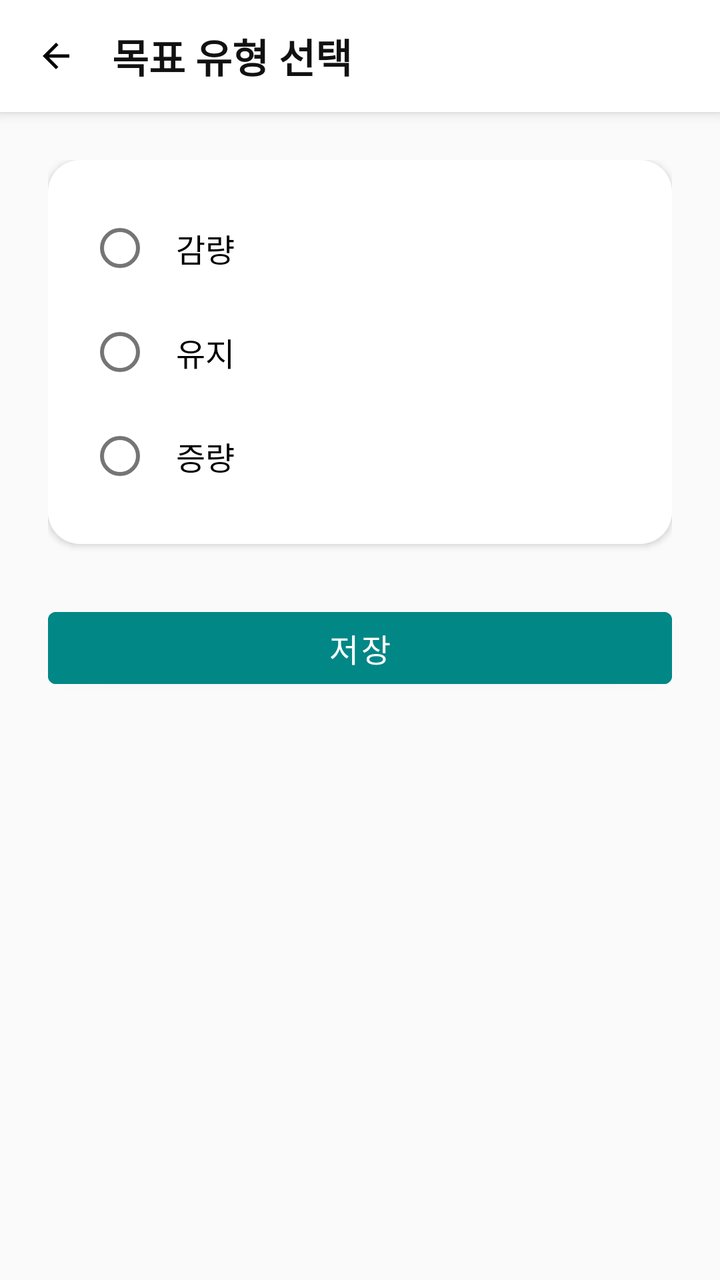
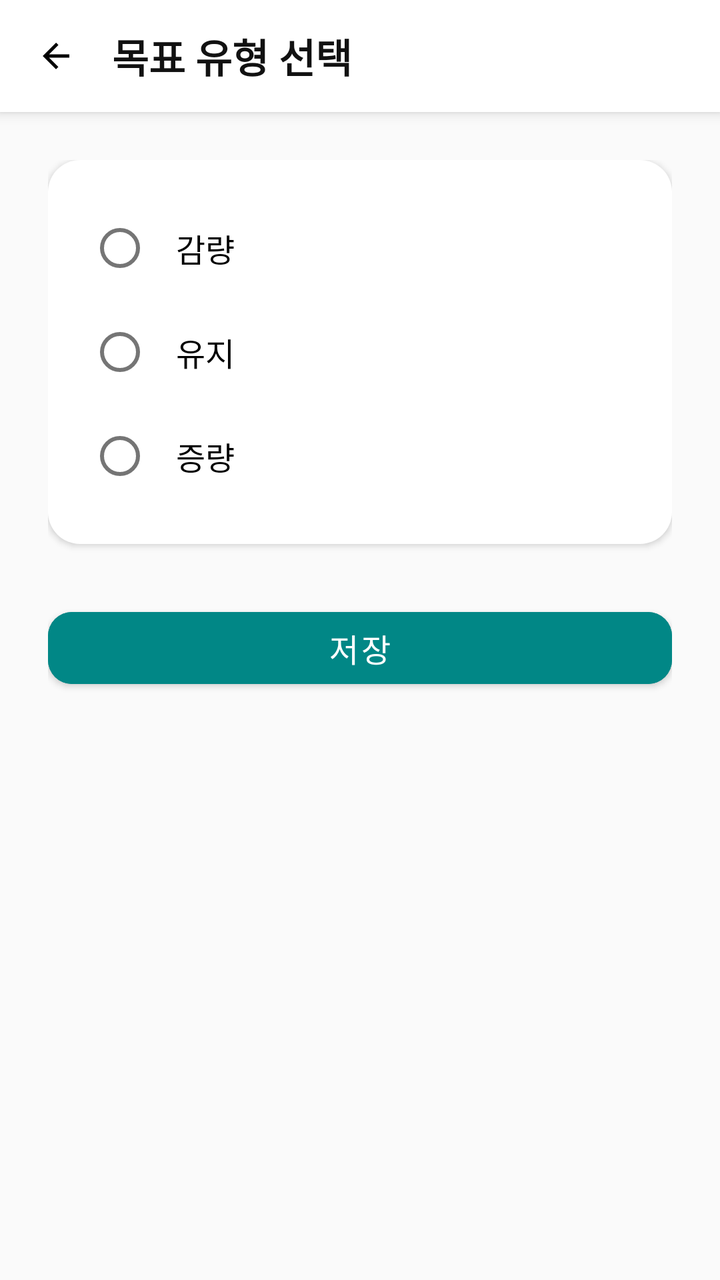

The first picture is an Android layout as it rendered before a commit; the second is the same layout after the commit. The layout source and the unified diff follow.
<!-- AndroidManifest.xml: application theme Theme.GJGN -->
<!-- res/layout/activity_goal_type.xml -->
<?xml version="1.0" encoding="utf-8"?>
<LinearLayout xmlns:android="http://schemas.android.com/apk/res/android"
    android:layout_width="match_parent"
    android:layout_height="match_parent"
    android:orientation="vertical"
    android:background="#FAFAFA">

    
    <LinearLayout
        android:layout_width="match_parent"
        android:layout_height="56dp"
        android:orientation="horizontal"
        android:gravity="center_vertical"
        android:paddingStart="12dp"
        android:paddingEnd="12dp"
        android:background="@android:color/white"
        android:elevation="4dp">

        <ImageView
            android:id="@+id/btnBack"
            android:layout_width="32dp"
            android:layout_height="32dp"
            android:src="@drawable/ic_arrow_back"
            android:padding="6dp"
            android:background="?attr/selectableItemBackgroundBorderless" />

        <TextView
            android:text="목표 유형 선택"
            android:textSize="20sp"
            android:textStyle="bold"
            android:textColor="#111111"
            android:layout_marginStart="12dp"
            android:layout_width="wrap_content"
            android:layout_height="wrap_content" />
    </LinearLayout>


    
    <ScrollView
        android:layout_width="match_parent"
        android:layout_height="match_parent"
        android:fillViewport="true">

        <LinearLayout
            android:layout_width="match_parent"
            android:layout_height="wrap_content"
            android:padding="24dp"
            android:orientation="vertical">

            
            <LinearLayout
                android:layout_width="match_parent"
                android:layout_height="wrap_content"
                android:background="@drawable/bg_card"
                android:elevation="2dp"
                android:padding="20dp"
                android:orientation="vertical">

                
                <RadioGroup
                    android:id="@+id/rgGoalType"
                    android:layout_width="match_parent"
                    android:layout_height="wrap_content"
                    android:orientation="vertical">

                    <RadioButton
                        android:id="@+id/rbLoseWeight"
                        android:text="감량"
                        android:textSize="16sp"
                        android:padding="12dp"
                        android:layout_width="match_parent"
                        android:layout_height="wrap_content" />

                    <RadioButton
                        android:id="@+id/rbMaintainWeight"
                        android:text="유지"
                        android:textSize="16sp"
                        android:padding="12dp"
                        android:layout_marginTop="4dp"
                        android:layout_width="match_parent"
                        android:layout_height="wrap_content" />

                    <RadioButton
                        android:id="@+id/rbGainWeight"
                        android:text="증량"
                        android:textSize="16sp"
                        android:padding="12dp"
                        android:layout_marginTop="4dp"
                        android:layout_width="match_parent"
                        android:layout_height="wrap_content" />

                </RadioGroup>
            </LinearLayout>

            
            <com.google.android.material.button.MaterialButton
                android:id="@+id/btnSaveGoalType"
                android:layout_width="match_parent"
                android:layout_height="48dp"
                android:text="저장"
                android:textSize="16sp"
                android:textColor="@android:color/white"
                android:backgroundTint="@color/teal_700"
                android:cornerRadius="12dp"
                android:layout_marginTop="28dp" />

        </LinearLayout>
    </ScrollView>

</LinearLayout>
<!-- resources referenced by this layout -->
<resources>
  <color name="teal_700">#FF018786</color>
  <!-- drawable bg_card (drawable) -->
  <shape xmlns:android="http://schemas.android.com/apk/res/android">
      <solid android:color="@android:color/white"/>
      <corners android:radius="16dp"/>
  </shape>
  <!-- drawable ic_arrow_back (drawable) -->
  <vector xmlns:android="http://schemas.android.com/apk/res/android"
      android:width="24dp"
      android:height="24dp"
      android:viewportWidth="24"
      android:viewportHeight="24">
  
      <path
          android:fillColor="#000000"
          android:pathData="M20,11H7.83l5.59,-5.59L12,4l-8,8 8,8 1.41,-1.41L7.83,13H20v-2z"/>
  </vector>
  <style name="Theme.GJGN" parent="Theme.MaterialComponents.DayNight.NoActionBar">
          
          <item name="colorPrimary">@color/purple_700</item>
          <item name="colorPrimaryVariant">@color/purple_700</item>
          <item name="colorOnPrimary">@android:color/white</item>
          <item name="colorSecondary">@color/teal_700</item>
          <item name="android:windowMinWidthMajor">320dp</item>
          <item name="android:windowMinWidthMinor">320dp</item>
      </style>
  <color name="purple_700">#FF3700B3</color>
</resources>

<!-- the commit's change to res/layout/activity_goal_type.xml (unified diff, before → after) -->
@@ -1,5 +1,6 @@
 <?xml version="1.0" encoding="utf-8"?>
 <LinearLayout xmlns:android="http://schemas.android.com/apk/res/android"
+    xmlns:app="http://schemas.android.com/apk/res-auto"
     android:layout_width="match_parent"
     android:layout_height="match_parent"
     android:orientation="vertical"
@@ -101,7 +102,7 @@
                 android:textSize="16sp"
                 android:textColor="@android:color/white"
                 android:backgroundTint="@color/teal_700"
-                android:cornerRadius="12dp"
+                app:cornerRadius="12dp"
                 android:layout_marginTop="28dp" />
 
         </LinearLayout>
